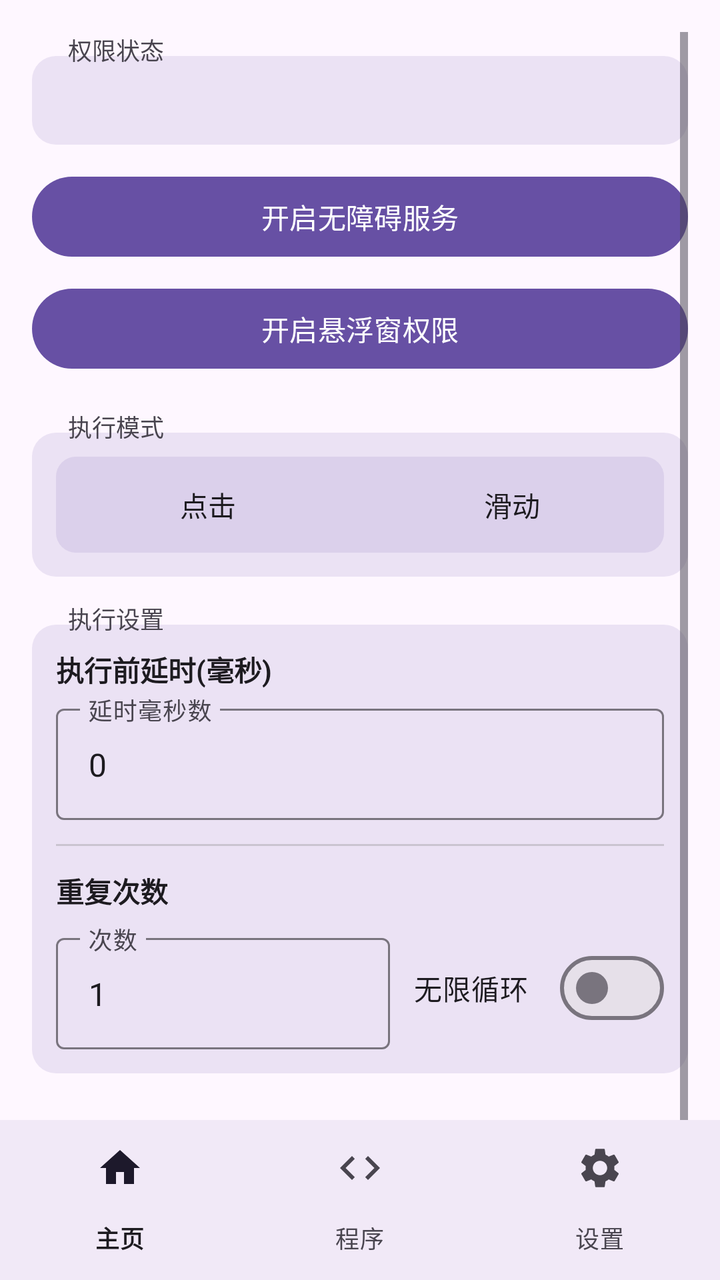
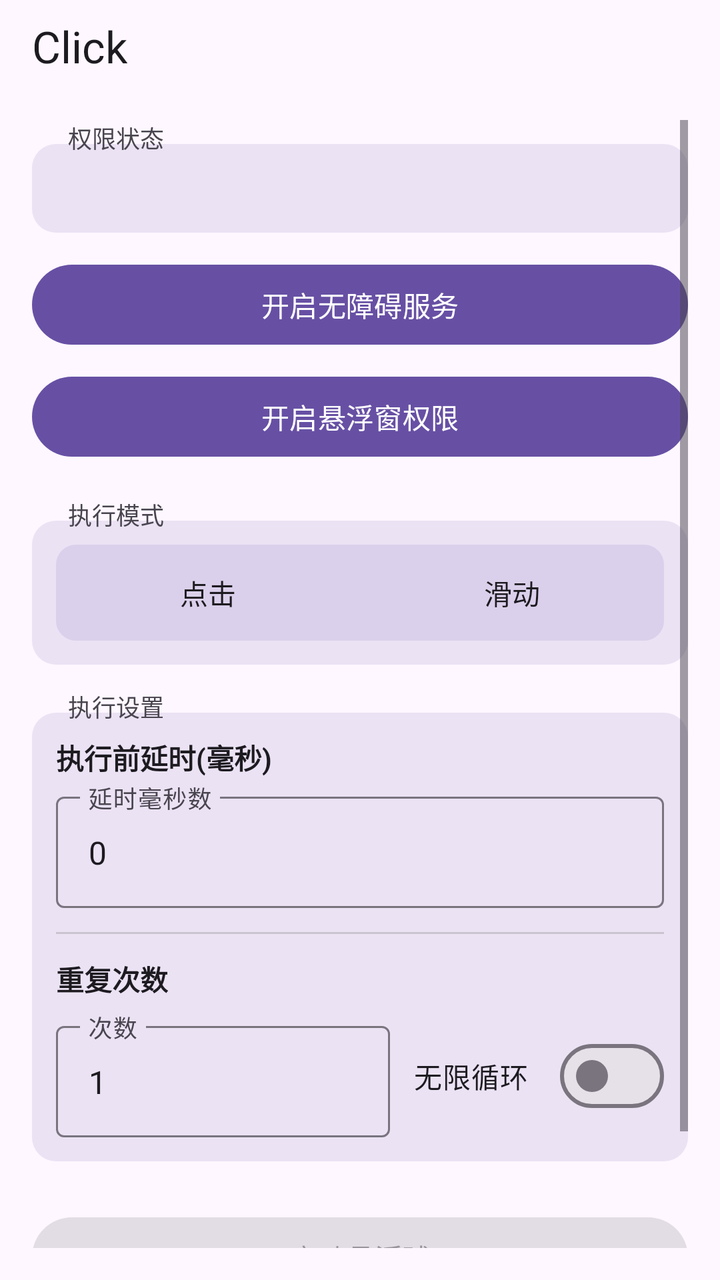

Compare the two renders of this Android layout. The source of the first and the diff that turns it into the second are given below.
<!-- AndroidManifest.xml: activity theme Theme.Click -->
<!-- res/layout/activity_main.xml -->
<?xml version="1.0" encoding="utf-8"?>
<FrameLayout xmlns:android="http://schemas.android.com/apk/res/android"
    xmlns:app="http://schemas.android.com/apk/res-auto"
    android:layout_width="match_parent"
    android:layout_height="match_parent">

    
    <ScrollView
        android:id="@+id/home_content"
        android:layout_width="match_parent"
        android:layout_height="match_parent"
        android:padding="16dp">

        <LinearLayout
            android:layout_width="match_parent"
            android:layout_height="wrap_content"
            android:orientation="vertical">

            
            <TextView
                android:layout_width="wrap_content"
                android:layout_height="wrap_content"
                android:text="权限状态"
                android:textSize="12sp"
                android:textColor="?attr/colorOnSurfaceVariant"
                android:background="@android:color/transparent"
                android:paddingHorizontal="6dp"
                android:layout_marginStart="12dp"
                android:layout_marginBottom="-6dp"
                android:elevation="2dp" />

            
            <LinearLayout
                android:layout_width="match_parent"
                android:layout_height="wrap_content"
                android:orientation="vertical"
                android:background="@drawable/section_border"
                android:padding="12dp">

                <TextView
                    android:id="@+id/statusText"
                    android:layout_width="match_parent"
                    android:layout_height="wrap_content"
                    android:gravity="start"
                    android:textSize="15sp"
                    android:textStyle="bold"
                    android:textColor="?attr/colorOnSurface" />
            </LinearLayout>

            <Button
                android:id="@+id/btnEnableService"
                android:layout_width="match_parent"
                android:layout_height="wrap_content"
                android:layout_marginTop="12dp"
                android:text="开启无障碍服务" />

            <Button
                android:id="@+id/btnEnableOverlay"
                android:layout_width="match_parent"
                android:layout_height="wrap_content"
                android:layout_marginTop="8dp"
                android:text="开启悬浮窗权限" />

            
            <TextView
                android:layout_width="wrap_content"
                android:layout_height="wrap_content"
                android:layout_marginTop="16dp"
                android:text="执行模式"
                android:textSize="12sp"
                android:textColor="?attr/colorOnSurfaceVariant"
                android:background="@android:color/transparent"
                android:paddingHorizontal="6dp"
                android:layout_marginStart="12dp"
                android:layout_marginBottom="-6dp"
                android:elevation="2dp" />

            
            <LinearLayout
                android:layout_width="match_parent"
                android:layout_height="wrap_content"
                android:orientation="vertical"
                android:background="@drawable/section_border"
                android:padding="12dp">

                <FrameLayout
                    android:layout_width="match_parent"
                    android:layout_height="wrap_content"
                    android:background="@drawable/segment_bg">

                    <View
                        android:id="@+id/modeIndicator"
                        android:layout_width="0dp"
                        android:layout_height="36dp"
                        android:layout_gravity="center_vertical"
                        android:layout_marginStart="4dp"
                        android:background="@drawable/segment_selected" />

                    <LinearLayout
                        android:layout_width="match_parent"
                        android:layout_height="wrap_content"
                        android:orientation="horizontal">

                        <Button
                            android:id="@+id/radioClick"
                            android:layout_width="0dp"
                            android:layout_height="wrap_content"
                            android:layout_weight="1"
                            android:text="点击"
                            android:background="@android:color/transparent"
                            android:textColor="@color/btn_text_selector" />

                        <Button
                            android:id="@+id/radioSwipe"
                            android:layout_width="0dp"
                            android:layout_height="wrap_content"
                            android:layout_weight="1"
                            android:text="滑动"
                            android:background="@android:color/transparent"
                            android:textColor="@color/btn_text_selector" />
                    </LinearLayout>
                </FrameLayout>

                <LinearLayout
                    android:id="@+id/swipeParams"
                    android:layout_width="match_parent"
                    android:layout_height="wrap_content"
                    android:orientation="vertical"
                    android:visibility="gone"
                    android:layout_marginTop="12dp">

                    <View
                        android:layout_width="match_parent"
                        android:layout_height="1dp"
                        android:background="?attr/colorOutlineVariant" />

                    <TextView
                        android:layout_width="wrap_content"
                        android:layout_height="wrap_content"
                        android:layout_marginTop="12dp"
                        android:text="滑动方式"
                        android:textSize="13sp"
                        android:textStyle="bold"
                        android:textColor="?attr/colorOnSurface" />

                    <FrameLayout
                        android:layout_width="match_parent"
                        android:layout_height="wrap_content"
                        android:layout_marginTop="8dp"
                        android:background="@drawable/segment_bg">

                        <View
                            android:id="@+id/swipeMethodIndicator"
                            android:layout_width="0dp"
                            android:layout_height="36dp"
                            android:layout_gravity="center_vertical"
                            android:layout_marginStart="4dp"
                            android:background="@drawable/segment_selected" />

                        <LinearLayout
                            android:layout_width="match_parent"
                            android:layout_height="wrap_content"
                            android:orientation="horizontal">

                            <Button
                                android:id="@+id/radioSwipeManual"
                                android:layout_width="0dp"
                                android:layout_height="wrap_content"
                                android:layout_weight="1"
                                android:text="手动参数"
                                android:background="@android:color/transparent"
                                android:textColor="@color/btn_text_selector" />

                            <Button
                                android:id="@+id/radioSwipeGesture"
                                android:layout_width="0dp"
                                android:layout_height="wrap_content"
                                android:layout_weight="1"
                                android:text="手势录制"
                                android:background="@android:color/transparent"
                                android:textColor="@color/btn_text_selector" />
                        </LinearLayout>
                    </FrameLayout>

                    <LinearLayout
                        android:id="@+id/manualSwipeParams"
                        android:layout_width="match_parent"
                        android:layout_height="wrap_content"
                        android:orientation="vertical"
                        android:layout_marginTop="12dp">

                        <TextView
                            android:layout_width="wrap_content"
                            android:layout_height="wrap_content"
                            android:text="起点"
                            android:textSize="13sp"
                            android:textColor="?attr/colorPrimary" />

                        <LinearLayout
                            android:layout_width="match_parent"
                            android:layout_height="wrap_content"
                            android:layout_marginTop="4dp"
                            android:orientation="horizontal">

                            <com.google.android.material.textfield.TextInputLayout
                                android:layout_width="0dp"
                                android:layout_height="wrap_content"
                                android:layout_weight="1"
                                android:layout_marginEnd="4dp"
                                android:hint="起点 X (横向坐标)"
                                style="@style/Widget.Material3.TextInputLayout.OutlinedBox">

                                <com.google.android.material.textfield.TextInputEditText
                                    android:id="@+id/inputSwipeX1"
                                    android:layout_width="match_parent"
                                    android:layout_height="wrap_content"
                                    android:inputType="numberDecimal" />
                            </com.google.android.material.textfield.TextInputLayout>

                            <com.google.android.material.textfield.TextInputLayout
                                android:layout_width="0dp"
                                android:layout_height="wrap_content"
                                android:layout_weight="1"
                                android:layout_marginStart="4dp"
                                android:hint="起点 Y (纵向坐标)"
                                style="@style/Widget.Material3.TextInputLayout.OutlinedBox">

                                <com.google.android.material.textfield.TextInputEditText
                                    android:id="@+id/inputSwipeY1"
                                    android:layout_width="match_parent"
                                    android:layout_height="wrap_content"
                                    android:inputType="numberDecimal" />
                            </com.google.android.material.textfield.TextInputLayout>
                        </LinearLayout>

                        <TextView
                            android:layout_width="wrap_content"
                            android:layout_height="wrap_content"
                            android:layout_marginTop="8dp"
                            android:text="终点"
                            android:textSize="13sp"
                            android:textColor="?attr/colorPrimary" />

                        <LinearLayout
                            android:layout_width="match_parent"
                            android:layout_height="wrap_content"
                            android:layout_marginTop="4dp"
                            android:orientation="horizontal">

                            <com.google.android.material.textfield.TextInputLayout
                                android:layout_width="0dp"
                                android:layout_height="wrap_content"
                                android:layout_weight="1"
                                android:layout_marginEnd="4dp"
                                android:hint="终点 X (横向坐标)"
                                style="@style/Widget.Material3.TextInputLayout.OutlinedBox">

                                <com.google.android.material.textfield.TextInputEditText
                                    android:id="@+id/inputSwipeX2"
                                    android:layout_width="match_parent"
                                    android:layout_height="wrap_content"
                                    android:inputType="numberDecimal" />
                            </com.google.android.material.textfield.TextInputLayout>

                            <com.google.android.material.textfield.TextInputLayout
                                android:layout_width="0dp"
                                android:layout_height="wrap_content"
                                android:layout_weight="1"
                                android:layout_marginStart="4dp"
                                android:hint="终点 Y (纵向坐标)"
                                style="@style/Widget.Material3.TextInputLayout.OutlinedBox">

                                <com.google.android.material.textfield.TextInputEditText
                                    android:id="@+id/inputSwipeY2"
                                    android:layout_width="match_parent"
                                    android:layout_height="wrap_content"
                                    android:inputType="numberDecimal" />
                            </com.google.android.material.textfield.TextInputLayout>
                        </LinearLayout>

                        <TextView
                            android:layout_width="wrap_content"
                            android:layout_height="wrap_content"
                            android:layout_marginTop="8dp"
                            android:text="时长"
                            android:textSize="13sp"
                            android:textColor="?attr/colorPrimary" />

                        <com.google.android.material.textfield.TextInputLayout
                            android:layout_width="match_parent"
                            android:layout_height="wrap_content"
                            android:layout_marginTop="4dp"
                            android:hint="滑动耗时(毫秒)"
                            style="@style/Widget.Material3.TextInputLayout.OutlinedBox">

                            <com.google.android.material.textfield.TextInputEditText
                                android:id="@+id/inputSwipeDuration"
                                android:layout_width="match_parent"
                                android:layout_height="wrap_content"
                                android:inputType="number" />
                        </com.google.android.material.textfield.TextInputLayout>
                    </LinearLayout>

                    <LinearLayout
                        android:id="@+id/gestureSwipeSection"
                        android:layout_width="match_parent"
                        android:layout_height="wrap_content"
                        android:orientation="vertical"
                        android:visibility="gone"
                        android:layout_marginTop="12dp">

                        <TextView
                            android:id="@+id/lblRecordedStatus"
                            android:layout_width="wrap_content"
                            android:layout_height="wrap_content"
                            android:text=""
                            android:textSize="13sp"
                            android:textColor="?attr/colorPrimary" />

                        <Button
                            android:id="@+id/btnRecordGesture"
                            android:layout_width="match_parent"
                            android:layout_height="wrap_content"
                            android:layout_marginTop="8dp"
                            android:text="录制手势 (在屏幕上滑动)" />
                    </LinearLayout>
                </LinearLayout>
            </LinearLayout>

            
            <TextView
                android:layout_width="wrap_content"
                android:layout_height="wrap_content"
                android:layout_marginTop="12dp"
                android:text="执行设置"
                android:textSize="12sp"
                android:textColor="?attr/colorOnSurfaceVariant"
                android:background="@android:color/transparent"
                android:paddingHorizontal="6dp"
                android:layout_marginStart="12dp"
                android:layout_marginBottom="-6dp"
                android:elevation="2dp" />

            
            <LinearLayout
                android:layout_width="match_parent"
                android:layout_height="wrap_content"
                android:orientation="vertical"
                android:background="@drawable/section_border"
                android:padding="12dp">

                <TextView
                    android:layout_width="wrap_content"
                    android:layout_height="wrap_content"
                    android:text="执行前延时(毫秒)"
                    android:textSize="14sp"
                    android:textStyle="bold"
                    android:textColor="?attr/colorOnSurface" />

                <com.google.android.material.textfield.TextInputLayout
                    android:layout_width="match_parent"
                    android:layout_height="wrap_content"
                    android:layout_marginTop="4dp"
                    android:hint="延时毫秒数"
                    style="@style/Widget.Material3.TextInputLayout.OutlinedBox">

                    <com.google.android.material.textfield.TextInputEditText
                        android:id="@+id/inputDelay"
                        android:layout_width="match_parent"
                        android:layout_height="wrap_content"
                        android:inputType="number"
                        android:text="0" />
                </com.google.android.material.textfield.TextInputLayout>

                <View
                    android:layout_width="match_parent"
                    android:layout_height="1dp"
                    android:layout_marginTop="12dp"
                    android:background="?attr/colorOutlineVariant" />

                <TextView
                    android:layout_width="wrap_content"
                    android:layout_height="wrap_content"
                    android:layout_marginTop="12dp"
                    android:text="重复次数"
                    android:textSize="14sp"
                    android:textStyle="bold"
                    android:textColor="?attr/colorOnSurface" />

                <LinearLayout
                    android:layout_width="match_parent"
                    android:layout_height="wrap_content"
                    android:layout_marginTop="8dp"
                    android:orientation="horizontal"
                    android:gravity="center_vertical">

                    <com.google.android.material.textfield.TextInputLayout
                        android:layout_width="0dp"
                        android:layout_height="wrap_content"
                        android:layout_weight="1"
                        android:hint="次数"
                        style="@style/Widget.Material3.TextInputLayout.OutlinedBox">

                        <com.google.android.material.textfield.TextInputEditText
                            android:id="@+id/inputRepeat"
                            android:layout_width="match_parent"
                            android:layout_height="wrap_content"
                            android:inputType="number"
                            android:text="1" />
                    </com.google.android.material.textfield.TextInputLayout>

                    <com.google.android.material.materialswitch.MaterialSwitch
                        android:id="@+id/checkInfinite"
                        android:layout_width="wrap_content"
                        android:layout_height="wrap_content"
                        android:layout_marginStart="12dp"
                        android:text="无限循环" />
                </LinearLayout>
            </LinearLayout>

            <FrameLayout
                android:layout_width="match_parent"
                android:layout_height="wrap_content"
                android:layout_marginTop="24dp">

                <Button
                    android:id="@+id/btnStartFloating"
                    android:layout_width="match_parent"
                    android:layout_height="wrap_content"
                    android:text="启动悬浮球"
                    android:enabled="false" />

                <View
                    android:id="@+id/btnStartOverlay"
                    android:layout_width="match_parent"
                    android:layout_height="match_parent"
                    android:background="@android:color/transparent"
                    android:clickable="true"
                    android:visibility="gone" />
            </FrameLayout>

            <Button
                android:id="@+id/btnStopFloating"
                android:layout_width="match_parent"
                android:layout_height="wrap_content"
                android:layout_marginTop="8dp"
                android:text="停止悬浮球"
                android:enabled="false" />

        </LinearLayout>
    </ScrollView>

    
    <LinearLayout
        android:id="@+id/program_page"
        android:layout_width="match_parent"
        android:layout_height="match_parent"
        android:orientation="vertical"
        android:gravity="center"
        android:visibility="gone" />

    
    <LinearLayout
        android:id="@+id/settings_page"
        android:layout_width="match_parent"
        android:layout_height="match_parent"
        android:orientation="vertical"
        android:gravity="center"
        android:visibility="gone" />

    
    <com.google.android.material.bottomnavigation.BottomNavigationView
        android:id="@+id/bottom_navigation"
        android:layout_width="match_parent"
        android:layout_height="wrap_content"
        android:layout_gravity="bottom"
        android:background="?attr/colorSurface"
        app:labelVisibilityMode="labeled"
        app:menu="@menu/bottom_nav_menu" />

</FrameLayout>
<!-- resources referenced by this layout -->
<resources>
  <!-- drawable section_border (drawable) -->
  <?xml version="1.0" encoding="utf-8"?>
  <shape xmlns:android="http://schemas.android.com/apk/res/android"
      android:shape="rectangle">
      <solid android:color="@color/section_background" />
      <corners android:radius="12dp" />
  </shape>
  <!-- drawable segment_bg (drawable) -->
  <?xml version="1.0" encoding="utf-8"?>
  <shape xmlns:android="http://schemas.android.com/apk/res/android"
      android:shape="rectangle">
      <solid android:color="#206750A4" />
      <corners android:radius="10dp" />
  </shape>
  <!-- drawable segment_selected (drawable) -->
  <?xml version="1.0" encoding="utf-8"?>
  <shape xmlns:android="http://schemas.android.com/apk/res/android"
      android:shape="rectangle">
      <solid android:color="@color/md_theme_primary" />
      <corners android:radius="8dp" />
  </shape>
  <style name="Theme.Click" parent="Theme.Material3.DayNight.NoActionBar">
          <item name="colorPrimary">@color/md_theme_primary</item>
          <item name="colorOnPrimary">@color/md_theme_onPrimary</item>
          <item name="colorPrimaryContainer">@color/md_theme_primaryContainer</item>
          <item name="colorOnPrimaryContainer">@color/md_theme_onPrimaryContainer</item>
          <item name="colorSecondary">@color/md_theme_secondary</item>
          <item name="colorOnSecondary">@color/md_theme_onSecondary</item>
          <item name="colorSecondaryContainer">@color/md_theme_secondaryContainer</item>
          <item name="colorOnSecondaryContainer">@color/md_theme_onSecondaryContainer</item>
          <item name="android:colorBackground">@color/md_theme_background</item>
          <item name="colorOnBackground">@color/md_theme_onBackground</item>
          <item name="colorSurface">@color/md_theme_surface</item>
          <item name="colorOnSurface">@color/md_theme_onSurface</item>
          <item name="colorSurfaceVariant">@color/md_theme_surfaceVariant</item>
          <item name="colorOnSurfaceVariant">@color/md_theme_onSurfaceVariant</item>
          <item name="colorOutline">@color/md_theme_outline</item>
          <item name="colorOutlineVariant">@color/md_theme_outlineVariant</item>
          <item name="android:statusBarColor">@color/md_theme_surface</item>
          <item name="android:navigationBarColor">@color/md_theme_surface</item>
          <item name="android:windowLightStatusBar">true</item>
          <item name="android:windowBackground">@color/md_theme_background</item>
          
          <item name="android:windowSplashScreenBackground">@color/md_theme_background</item>
          <item name="android:windowSplashScreenAnimatedIcon">@drawable/splash_icon</item>
      </style>
  <color name="section_background">#206750A4</color>
  <color name="md_theme_primary">#6750A4</color>
  <color name="md_theme_onPrimary">#FFFFFF</color>
  <color name="md_theme_primaryContainer">#EADDFF</color>
  <color name="md_theme_onPrimaryContainer">#21005D</color>
  <color name="md_theme_secondary">#625B71</color>
  <color name="md_theme_onSecondary">#FFFFFF</color>
  <color name="md_theme_secondaryContainer">#E8DEF8</color>
  <color name="md_theme_onSecondaryContainer">#1D192B</color>
  <color name="md_theme_background">#FEF7FF</color>
  <color name="md_theme_onBackground">#1D1B20</color>
  <color name="md_theme_surface">#FEF7FF</color>
  <color name="md_theme_onSurface">#1D1B20</color>
  <color name="md_theme_surfaceVariant">#E7E0EC</color>
  <color name="md_theme_onSurfaceVariant">#49454F</color>
  <color name="md_theme_outline">#79747E</color>
  <color name="md_theme_outlineVariant">#CAC4D0</color>
  <!-- drawable splash_icon: png bitmap (drawable, 131094 bytes) -->
</resources>

<!-- the commit's change to res/layout/activity_main.xml (unified diff, before → after) -->
@@ -1,8 +1,20 @@
 <?xml version="1.0" encoding="utf-8"?>
-<FrameLayout xmlns:android="http://schemas.android.com/apk/res/android"
+<LinearLayout xmlns:android="http://schemas.android.com/apk/res/android"
     xmlns:app="http://schemas.android.com/apk/res-auto"
     android:layout_width="match_parent"
-    android:layout_height="match_parent">
+    android:layout_height="match_parent"
+    android:orientation="vertical">
+
+    
+    <com.google.android.material.appbar.MaterialToolbar
+        android:id="@+id/toolbar"
+        android:layout_width="match_parent"
+        android:layout_height="44dp"
+        android:minHeight="44dp"
+        android:paddingTop="2dp"
+        android:background="?attr/colorSurface"
+        app:title="Click"
+        app:titleTextColor="?attr/colorOnSurface" />
 
     
     <ScrollView
@@ -473,9 +485,8 @@
         android:id="@+id/bottom_navigation"
         android:layout_width="match_parent"
         android:layout_height="wrap_content"
-        android:layout_gravity="bottom"
         android:background="?attr/colorSurface"
         app:labelVisibilityMode="labeled"
         app:menu="@menu/bottom_nav_menu" />
 
-</FrameLayout>
+</LinearLayout>
